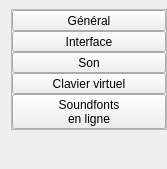
This is sources/context/interface/configtoc.ui in davy7125/polyphone as Qt 5 draws it before an edit. The edited form follows.
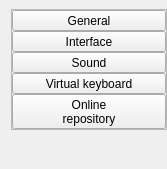
This is the edited form. Custom widgets are drawn as their Qt base class.

Diff of the .ui file:
```diff
--- a/sources/context/interface/configtoc.ui
+++ b/sources/context/interface/configtoc.ui
@@ -56,7 +56,7 @@
          </sizepolicy>
         </property>
         <property name="text">
-         <string>Général</string>
+         <string>General</string>
         </property>
        </widget>
       </item>
@@ -82,7 +82,7 @@
          </sizepolicy>
         </property>
         <property name="text">
-         <string>Son</string>
+         <string>Sound</string>
         </property>
        </widget>
       </item>
@@ -95,7 +95,7 @@
          </sizepolicy>
         </property>
         <property name="text">
-         <string>Clavier virtuel</string>
+         <string>Virtual keyboard</string>
         </property>
        </widget>
       </item>
@@ -108,8 +108,8 @@
          </sizepolicy>
         </property>
         <property name="text">
-         <string>Soundfonts
-en ligne</string>
+         <string>Online
+repository</string>
         </property>
        </widget>
       </item>
```
